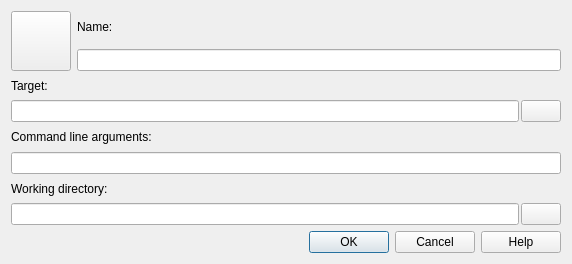
First picture: the form in src/editshortcutdialog.ui, repository LLIAKAJL/WineWizard, before the edit.
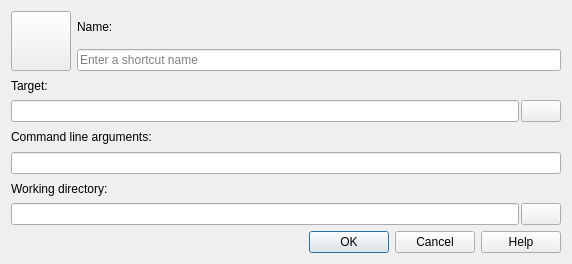
Second picture: the form after the edit.

What changed in the file:
```diff
--- a/src/editshortcutdialog.ui
+++ b/src/editshortcutdialog.ui
@@ -42,7 +42,11 @@
         </widget>
        </item>
        <item>
-        <widget class="QLineEdit" name="name"/>
+        <widget class="QLineEdit" name="name">
+         <property name="placeholderText">
+          <string>Enter a shortcut name</string>
+         </property>
+        </widget>
        </item>
       </layout>
      </item>
```
Left out of the diff: 10 changed lines with no effect on the pictures.
